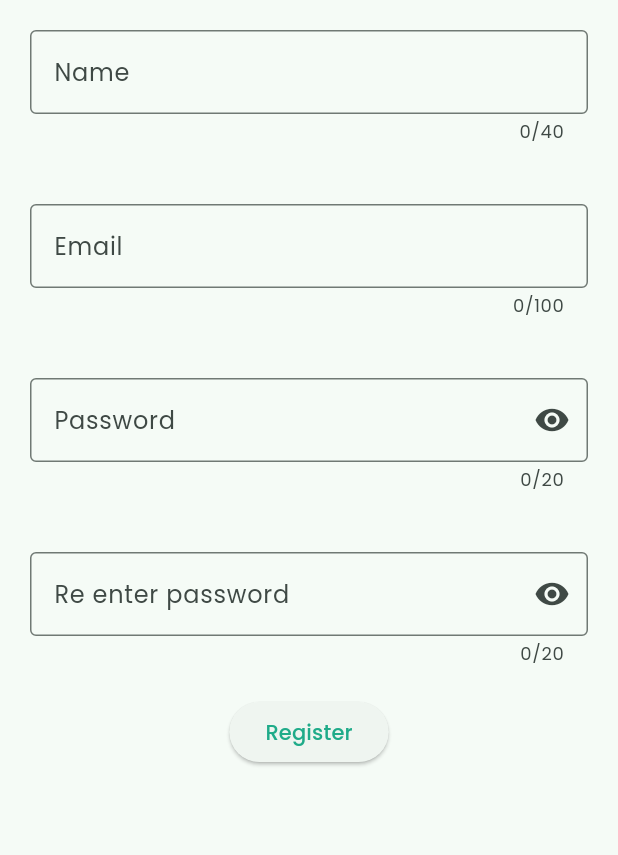
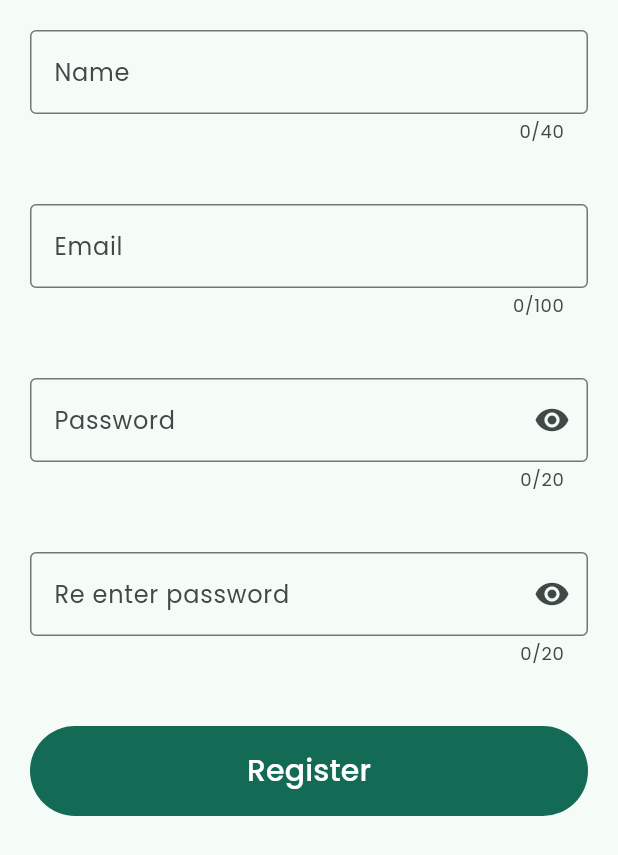
Before and after one commit to Devkrishnan2000/Todolist-Flutter-Django, a Flutter app: the RegistrationForm widget shown alone on an empty page, opened directly, on a phone screen of 412 x 824 dp. Shown: the top 855 px of the screen. Run offline on Flutter 3.47's test engine with Material 3 defaults, Android fonts, the phone set to English and light mode, and no system bars; our stand-ins replace confetti, dio, flutter_secure_storage, get, google_fonts; accounts and stored records are empty.

Commit message:
migrated login, registration to getx

```diff
--- a/lib/src/registration/registration_view.dart
+++ b/lib/src/registration/registration_view.dart
@@ -1,9 +1,8 @@
 import 'package:flutter/material.dart';
+import 'package:get/get.dart';
 
 import 'package:todolist/src/registration/registration_controller.dart';
-
-import 'package:todolist/utils/appcolor.dart';
-import 'package:todolist/utils/validation.dart';
+import 'package:todolist/utils/animation.dart';
 
 class Registration extends StatefulWidget {
   const Registration({super.key});
@@ -18,8 +17,6 @@ class _RegistrationState extends State<Registration> {
     return Scaffold(
       body: SingleChildScrollView(
         child: SizedBox(
-          height: MediaQuery.of(context).size.height,
-          width: MediaQuery.of(context).size.width,
           child: Column(
             children: [
               Container(
@@ -42,7 +39,7 @@ class _RegistrationState extends State<Registration> {
                   ),
                 ),
               ),
-              const RegistrationForm(),
+              RegistrationForm(),
             ],
           ),
         ),
@@ -51,49 +48,25 @@ class _RegistrationState extends State<Registration> {
   }
 }
 
-class RegistrationForm extends StatefulWidget {
-  const RegistrationForm({super.key});
-
-  @override
-  State<RegistrationForm> createState() => _RegistrationFormState();
-}
-
-class _RegistrationFormState extends State<RegistrationForm> {
-  final formKey = GlobalKey<FormState>();
-  final _passwordC = TextEditingController();
-  final _rePassword = TextEditingController();
-  bool isPasswordVisible = false;
-  bool isRePasswordVisible = false;
-  String _name = "";
-  String _email = "";
-  String _password = "";
-  RegistrationController controller = RegistrationController();
+class RegistrationForm extends StatelessWidget {
+  RegistrationForm({super.key});
+  final registrationController = Get.put(RegistrationController());
   @override
   Widget build(BuildContext context) {
-    return Form(
-        key: formKey,
+    return Obx(() => Form(
+        key: registrationController.registrationFormKey,
         child: Column(
           children: [
             Padding(
               padding: const EdgeInsets.all(20.0),
               child: TextFormField(
-                onSaved: (value) {
-                  _name = value!;
-                },
+                controller: registrationController.nameController,
                 decoration: const InputDecoration(
                   labelText: "Name",
                   border: OutlineInputBorder(),
                 ),
-                validator: (value) {
-                  if (!Validation.requiredFieldValidation(value!)) {
-                    return Validation.requiredValidationMsg;
-                  }
-                  if (!Validation.nameFieldValidation(value)) {
-                    return Validation.nameFieldValidationMsg;
-                  } else {
-                    return null;
-                  }
-                },
+                validator: (value) =>
+                    registrationController.validateName(value),
                 maxLength: 40,
                 autovalidateMode: AutovalidateMode.onUserInteraction,
                 textInputAction: TextInputAction.next,
@@ -102,23 +75,13 @@ class _RegistrationFormState extends State<RegistrationForm> {
             Padding(
               padding: const EdgeInsets.all(20.0),
               child: TextFormField(
-                onSaved: (value) {
-                  _email = value!;
-                },
+                controller: registrationController.emailController,
                 decoration: const InputDecoration(
                   labelText: "Email",
                   border: OutlineInputBorder(),
                 ),
-                validator: (value) {
-                  if (!Validation.requiredFieldValidation(value!)) {
-                    return Validation.requiredValidationMsg;
-                  }
-                  if (!Validation.emailValidation(value)) {
-                    return Validation.emailValidationMsg;
-                  } else {
-                    return null;
-                  }
-                },
+                validator: (value) =>
+                    registrationController.validateEmail(value),
                 maxLength: 100,
                 autovalidateMode: AutovalidateMode.onUserInteraction,
                 textInputAction: TextInputAction.next,
@@ -127,33 +90,21 @@ class _RegistrationFormState extends State<RegistrationForm> {
             Padding(
               padding: const EdgeInsets.all(20.0),
               child: TextFormField(
-                onSaved: (value) {
-                  _password = value!;
-                },
-                controller: _passwordC,
+                controller: registrationController.passwordController,
                 decoration: InputDecoration(
                     labelText: "Password",
                     border: const OutlineInputBorder(),
                     suffixIcon: IconButton(
                         onPressed: () {
-                          setState(() {
-                            isPasswordVisible = !isPasswordVisible;
-                          });
+                          registrationController.showHidePassword();
                         },
-                        icon: Icon(isPasswordVisible
+                        icon: Icon(
+                            registrationController.isPasswordVisible.value
                                 ? Icons.visibility_off
                                 : Icons.visibility))),
-                obscureText: !isPasswordVisible,
-                validator: (value) {
-                  if (!Validation.requiredFieldValidation(value!)) {
-                    return Validation.requiredValidationMsg;
-                  }
-                  if (!Validation.passwordFieldValidation(value)) {
-                    return Validation.passwordFieldValidationMsg;
-                  } else {
-                    return null;
-                  }
-                },
+                obscureText: !registrationController.isPasswordVisible.value,
+                validator: (value) =>
+                    registrationController.validatePassword(value),
                 maxLength: 20,
                 autovalidateMode: AutovalidateMode.onUserInteraction,
                 textInputAction: TextInputAction.next,
@@ -162,53 +113,45 @@ class _RegistrationFormState extends State<RegistrationForm> {
             Padding(
               padding: const EdgeInsets.all(20.0),
               child: TextFormField(
-                controller: _rePassword,
+                controller: registrationController.rePasswordController,
                 decoration: InputDecoration(
                     labelText: "Re enter password",
                     border: const OutlineInputBorder(),
                     suffixIcon: IconButton(
                         onPressed: () {
-                          setState(() {
-                            isRePasswordVisible = !isRePasswordVisible;
-                          });
+                          registrationController.showHideRePassword();
                         },
-                        icon: Icon(isRePasswordVisible
+                        icon: Icon(
+                            registrationController.isRePasswordVisible.value
                                 ? Icons.visibility_off
                                 : Icons.visibility))),
-                obscureText: !isRePasswordVisible,
-                validator: (value) {
-                  if (!Validation.requiredFieldValidation(value!)) {
-                    return Validation.requiredValidationMsg;
-                  }
-                  if (!Validation.passwordMatchValidation(
-                      value, _passwordC.text)) {
-                    return Validation.passwordMatchValidationMsg;
-                  } else {
-                    return null;
-                  }
-                },
+                obscureText: !registrationController.isRePasswordVisible.value,
+                validator: (value) =>
+                    registrationController.validateRePassword(value),
                 maxLength: 20,
                 autovalidateMode: AutovalidateMode.onUserInteraction,
                 textInputAction: TextInputAction.done,
                 onFieldSubmitted: (value) {
-                  if (formKey.currentState!.validate()) {
-                    formKey.currentState!.save();
-                    controller.registerUser(context, _name, _email, _password);
-                  }
+                  registrationController.registerUser();
                 },
               ),
             ),
-            ElevatedButton(
+            Padding(
+              padding: const EdgeInsets.all(20.0),
+              child: SizedBox(
+                width: MediaQuery.of(context).size.width,
+                height: 60,
+                child: FilledButton(
                   onPressed: () {
-                if (formKey.currentState!.validate()) {
-                  formKey.currentState!.save();
-                  controller.registerUser(context, _name, _email, _password);
-                }
+                    registrationController.registerUser();
                   },
-              child: const Text("Register",
-                  style: TextStyle(color: AppColor.primaryColor)),
+                  child: CustomAnimation.showLoadingAnimation(
+                      registrationController.isLoading.value,
+                      const Text("Register", style: TextStyle(fontSize: 20))),
+                ),
+              ),
             )
           ],
-        ));
+        )));
   }
 }
--- /dev/null
+++ b/lib/utils/animation.dart
@@ -0,0 +1,14 @@
+import 'package:flutter/material.dart';
+
+class CustomAnimation {
+  static Widget showLoadingAnimation(bool isLoading, Widget widget) {
+    if (isLoading) {
+      return const Center(
+          child: CircularProgressIndicator(
+        color: Colors.white,
+      ));
+    } else {
+      return widget;
+    }
+  }
+}
--- a/lib/utils/validation.dart
+++ b/lib/utils/validation.dart
@@ -9,7 +9,7 @@ class Validation {
   static const String passwordFieldValidationMsg =
       "Should contain atLeast one alphabet character,digit and minimum of 8 digits.";
   static const String passwordMatchValidationMsg = "Password Doesn't Match";
-  static bool emailValidation(String value) {
+  static bool emailFieldValidation(String value) {
     if (RegExp(r'^[a-zA-Z0-9._%+-]+@[a-zA-Z0-9.-]+\.[a-zA-Z]{2,}$')
         .hasMatch(value)) {
       return true;
```
Also changed, not shown: lib/main.dart (+11 -3 lines), lib/src/login/login_controller.dart (+70 -18 lines), lib/src/login/login_view.dart (+35 -62 lines), lib/src/registration/registration_controller.dart (+100 -14 lines), lib/utils/snack_bar.dart (added, +44 -0 lines). Lines whose indentation alone changed are shown as unchanged.
